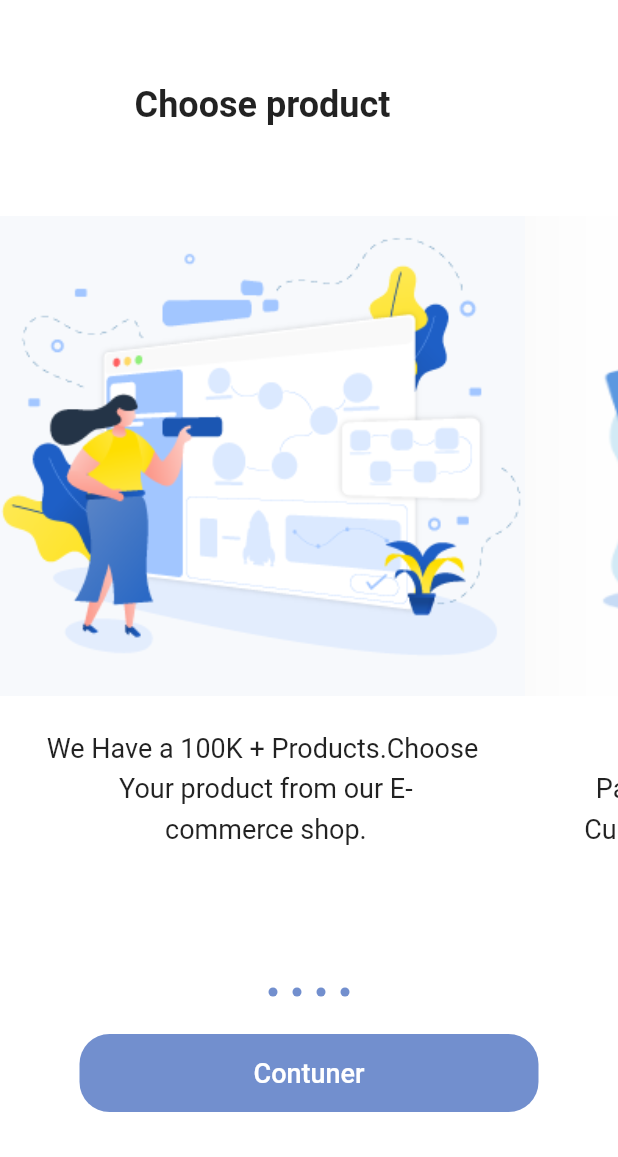
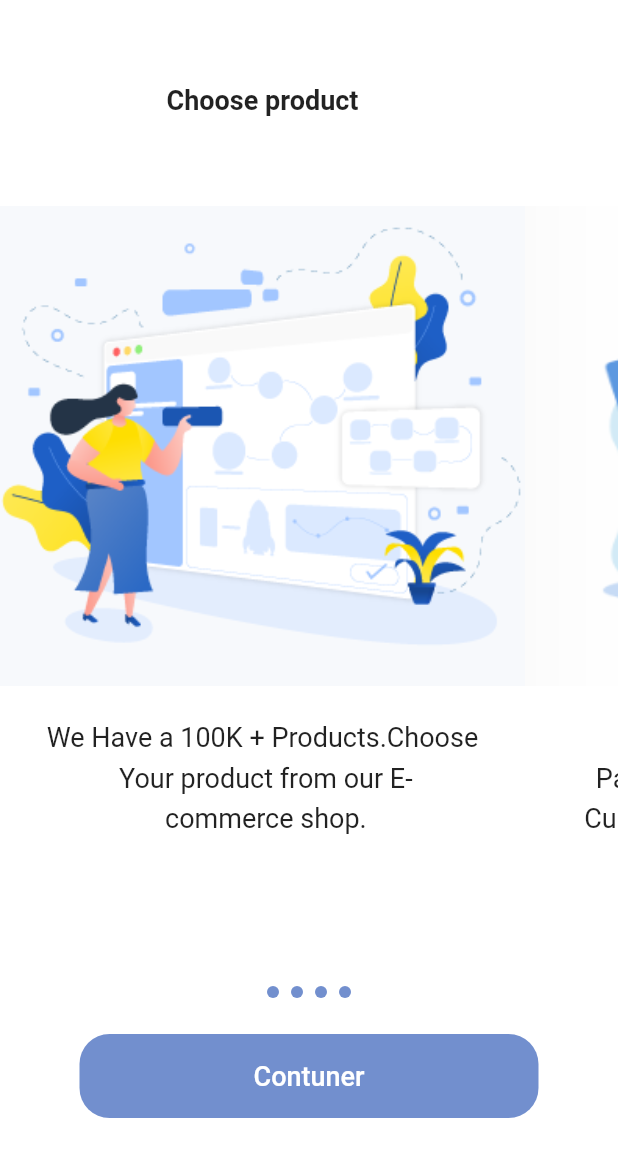
Before and after one commit to retabaitas/ecommerce_app, a Flutter app: the screen it shows after launch, on a phone screen of 412 x 824 dp. Shown: the top 1157 px of the screen. Run offline on Flutter 3.47's test engine with Material 2 defaults, Android fonts, the phone set to English and light mode, and no system bars; our stand-ins replace get.

Commit message:
creation Sized manager

```diff
--- /dev/null
+++ b/lib/core/constant/value_manager.dart
@@ -0,0 +1,37 @@
+class AppMargin {
+  static const double m8 = 8.0;
+  static const double m10 = 10.0;
+  static const double m12 = 12.0;
+  static const double m14 = 14.0;
+  static const double m16 = 16.0;
+  static const double m18 = 18.0;
+  static const double m20 = 20.0;
+}
+
+class AppPadding {
+  static const double p8 = 8.0;
+  static const double p10 = 10.0;
+  static const double p12 = 12.0;
+  static const double p14 = 14.0;
+  static const double p16 = 16.0;
+  static const double p18 = 18.0;
+  static const double p20 = 20.0;
+}
+
+class AppSize {
+  static const double s0 = 0.0;
+  static const double s1_5 = 1.5;
+  static const double s4 = 4.0;
+  static const double s8 = 8.0;
+  static const double s10 = 10.0;
+  static const double s12 = 12.0;
+  static const double s14 = 14.0;
+  static const double s16 = 16.0;
+  static const double s17 = 17.0;
+  static const double s18 = 18.0;
+  static const double s20 = 20.0;
+  static const double s40 = 40.0;
+  static const double s60 = 60.0;
+  static const double s100 = 100.0;
+  static const double s140 = 140.0;
+}
--- a/lib/view/screen/onBoarding.dart
+++ b/lib/view/screen/onBoarding.dart
@@ -1,6 +1,7 @@
 // ignore_for_file: file_names
 
 import 'package:ecommerce_app/core/constant/color.dart';
+import 'package:ecommerce_app/core/constant/value_manager.dart';
 import 'package:ecommerce_app/view/widget/onboarding/custombutton.dart';
 import 'package:ecommerce_app/view/widget/onboarding/customdotcontroller.dart';
 import 'package:ecommerce_app/view/widget/onboarding/customlistview.dart';
@@ -15,7 +16,7 @@ class OnBoarding extends StatelessWidget {
       backgroundColor: ColorManager.kwhiteColor,
       appBar: AppBar(
         backgroundColor: ColorManager.kwhiteColor,
-        elevation: 0.0,
+        elevation: AppSize.s0,
       ),
       body: Column(
         children: [
@@ -29,7 +30,7 @@ class OnBoarding extends StatelessWidget {
               children: [
                 const CustomDotController(),
                 const SizedBox(
-                  height: 20,
+                  height: AppSize.s20,
                 ),
                 CustomBottun(
                   text: 'Contuner',
--- a/lib/view/widget/onboarding/custombutton.dart
+++ b/lib/view/widget/onboarding/custombutton.dart
@@ -1,4 +1,5 @@
 import 'package:ecommerce_app/core/constant/color.dart';
+import 'package:ecommerce_app/core/constant/value_manager.dart';
 import 'package:flutter/material.dart';
 
 class CustomBottun extends StatelessWidget {
@@ -9,13 +10,13 @@ class CustomBottun extends StatelessWidget {
   Widget build(BuildContext context) {
     return Container(
       padding: const EdgeInsets.symmetric(
-        horizontal: 100,
-        vertical: 2,
+        horizontal: AppSize.s100,
+        vertical: AppSize.s4,
       ),
       decoration: const BoxDecoration(
         color: ColorManager.kprimaryColor,
         borderRadius: BorderRadius.all(
-          Radius.circular(20),
+          Radius.circular(AppSize.s20),
         ),
       ),
       child: MaterialButton(
@@ -24,7 +25,7 @@ class CustomBottun extends StatelessWidget {
         child: Text(
           text,
           style: const TextStyle(
-            fontSize: 18,
+            fontSize: AppSize.s18,
           ),
         ),
       ),
--- a/lib/view/widget/onboarding/customdotcontroller.dart
+++ b/lib/view/widget/onboarding/customdotcontroller.dart
@@ -1,4 +1,5 @@
 import 'package:ecommerce_app/core/constant/color.dart';
+import 'package:ecommerce_app/core/constant/value_manager.dart';
 import 'package:ecommerce_app/data/datasource/static/static.dart';
 import 'package:flutter/material.dart';
 
@@ -15,9 +16,9 @@ class CustomDotController extends StatelessWidget {
             onBordingList.length,
             (index) => AnimatedContainer(
               duration: const Duration(microseconds: 900),
-              margin: const EdgeInsets.all(5),
-              width: 6,
-              height: 6,
+              margin: const EdgeInsets.all(AppSize.s4),
+              width: AppSize.s8,
+              height: AppSize.s8,
               decoration: const BoxDecoration(
                 color: ColorManager.kprimaryColor,
                 shape: BoxShape.circle,
--- a/lib/view/widget/onboarding/customlistview.dart
+++ b/lib/view/widget/onboarding/customlistview.dart
@@ -1,3 +1,4 @@
+import 'package:ecommerce_app/core/constant/value_manager.dart';
 import 'package:ecommerce_app/data/datasource/static/static.dart';
 import 'package:flutter/material.dart';
 
@@ -15,12 +16,12 @@ class CustomListView extends StatelessWidget {
             Text(
               onBordingList[index].title!,
               style: const TextStyle(
-                fontSize: 24,
+                fontSize: AppSize.s18,
                 fontWeight: FontWeight.bold,
               ),
             ),
             const SizedBox(
-              height: 60,
+              height: AppSize.s60,
             ),
             Image.asset(
               onBordingList[index].image!,
@@ -28,13 +29,13 @@ class CustomListView extends StatelessWidget {
               width: 350,
               height: 320,
             ),
-            const SizedBox(height: 20),
+            const SizedBox(height: AppSize.s20),
             Text(
               onBordingList[index].body!,
               textAlign: TextAlign.center,
               style: const TextStyle(
-                fontSize: 18,
-                height: 1.5,
+                fontSize: AppSize.s18,
+                height: AppSize.s1_5,
               ),
             ),
           ],
```
